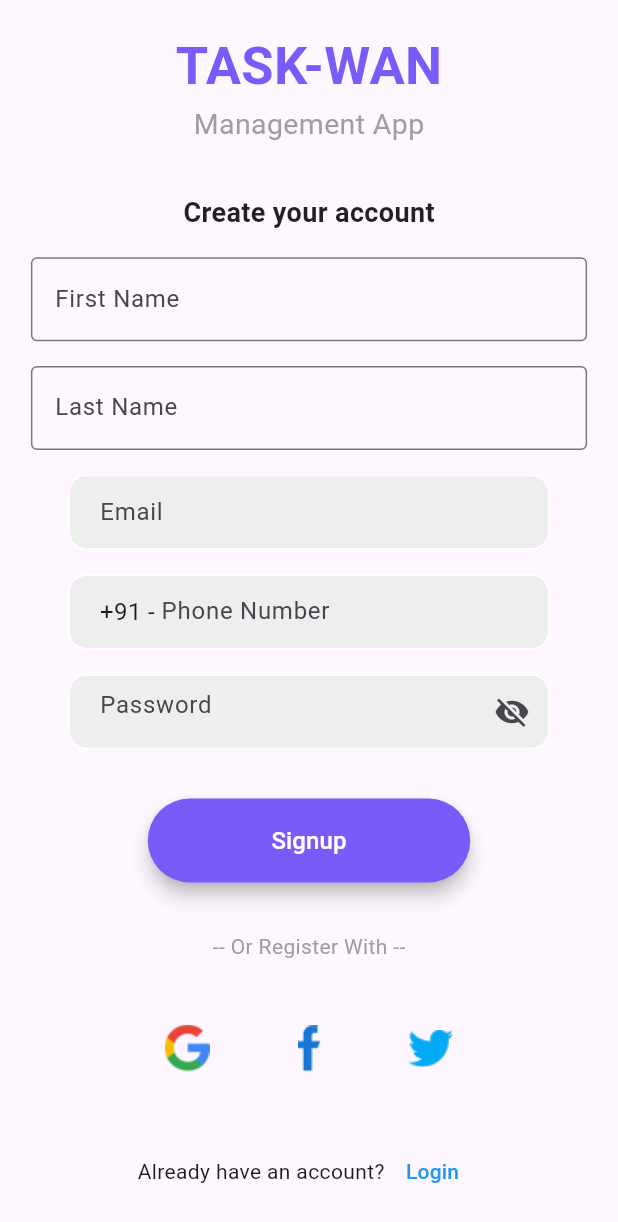
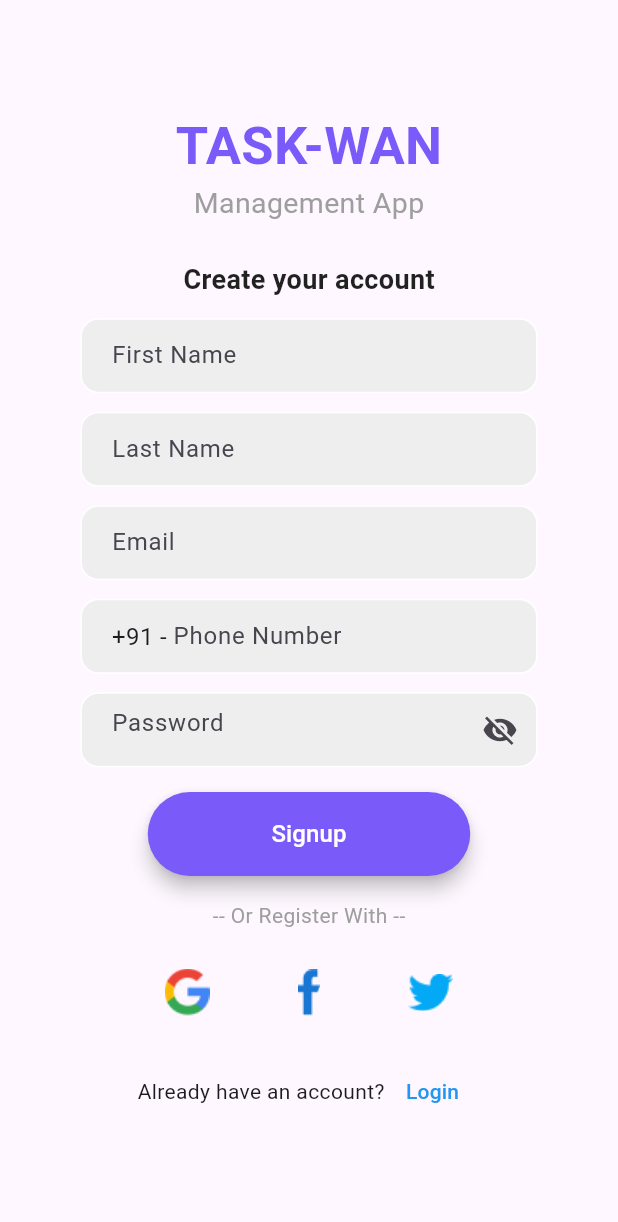
Before and after one commit to ritz-17/Task-mvp, a Flutter app: the screen it shows after launch, on a phone screen of 412 x 824 dp. Shown: the top 1222 px of the screen. Run offline on Flutter 3.47's test engine with Material 3 defaults, Android fonts, the phone set to English and light mode, and no system bars; our stand-ins replace circular_countdown_timer, country_picker, hive, hive_flutter, image_picker, pinput; accounts and stored records are empty.

Commit message:
Solved UI issues

```diff
--- a/lib/main.dart
+++ b/lib/main.dart
@@ -11,7 +11,6 @@ import 'package:task_mvp/screens/signup_screen.dart';
 import 'package:task_mvp/screens/splashScreen.dart';
 import 'package:task_mvp/screens/verification_screen.dart';
 import 'package:task_mvp/screens/verified_screen.dart';
-
 
 void main() async {
   WidgetsFlutterBinding.ensureInitialized();
--- a/lib/screens/register_screen.dart
+++ b/lib/screens/register_screen.dart
@@ -172,6 +172,7 @@ class _RegisterScreenState extends State<RegisterScreen> {
 
   void sendPhoneNumber() {
     final ap = Provider.of<AuthProvider>(context, listen: false);
+    // ignore: unused_local_variable
     String phoneNumber = phoneController.text.trim();
     // ap.signInWithPhone(context, "+${selectedCountry.phoneCode}$phoneNumber");
   }
--- a/lib/screens/signup_screen.dart
+++ b/lib/screens/signup_screen.dart
@@ -47,6 +47,8 @@ class _SignupPageState extends State<SignupPage> {
               padding: EdgeInsets.symmetric(horizontal: screenWidth * 0.05),
               child: Form(
                 key: _formKey,
+                child: Padding(
+                  padding: const EdgeInsets.all(8.0),
                   child: Column(
                     mainAxisAlignment: MainAxisAlignment.center,
                     crossAxisAlignment: CrossAxisAlignment.start,
@@ -73,7 +75,7 @@ class _SignupPageState extends State<SignupPage> {
                           ],
                         ),
                       ),
-                    SizedBox(height: screenHeight * 0.04),
+                      SizedBox(height: screenHeight * 0.03),
 
                       //------------------- Create Your Account ------------------
                       Center(
@@ -86,15 +88,12 @@ class _SignupPageState extends State<SignupPage> {
                           ),
                         ),
                       ),
-                    SizedBox(height: screenHeight * 0.02),
+                      SizedBox(height: screenHeight * 0.015),
 
                       //------------------- First Name Field ---------------------
-                    TextFormField(
+                      LoginTextField(
                         controller: fNameController,
-                      decoration: const InputDecoration(
                         hintText: 'First Name',
-                        border: OutlineInputBorder(),
-                      ),
                         validator: (value) {
                           if (value == null || value.isEmpty) {
                             return 'Please enter your First Name';
@@ -102,15 +101,13 @@ class _SignupPageState extends State<SignupPage> {
                           return null;
                         },
                       ),
-                    SizedBox(height: screenHeight * 0.02),
+                      SizedBox(height: screenHeight * 0.015),
 
                       //------------------- Last Name Field ----------------------
-                    TextFormField(
+
+                      LoginTextField(
                         controller: lNameController,
-                      decoration: const InputDecoration(
-                        hintText: 'Last Name',
-                        border: OutlineInputBorder(),
-                      ),
+                        hintText: "Last Name",
                         validator: (value) {
                           if (value == null || value.isEmpty) {
                             return 'Please enter your Last Name';
@@ -118,7 +115,7 @@ class _SignupPageState extends State<SignupPage> {
                           return null;
                         },
                       ),
-                    SizedBox(height: screenHeight * 0.02),
+                      SizedBox(height: screenHeight * 0.015),
 
                       //------------------- Email Field --------------------------
                       LoginTextField(
@@ -131,7 +128,7 @@ class _SignupPageState extends State<SignupPage> {
                           return null;
                         },
                       ),
-                    SizedBox(height: screenHeight * 0.02),
+                      SizedBox(height: screenHeight * 0.015),
 
                       //------------------- Phone Field --------------------------
                       PhoneNumberField(
@@ -146,7 +143,7 @@ class _SignupPageState extends State<SignupPage> {
                           return null;
                         },
                       ),
-                    SizedBox(height: screenHeight * 0.02),
+                      SizedBox(height: screenHeight * 0.015),
 
                       //------------------- Password Field -----------------------
                       PasswordTextField(
@@ -159,7 +156,7 @@ class _SignupPageState extends State<SignupPage> {
                           return null;
                         },
                       ),
-                    SizedBox(height: screenHeight * 0.04),
+                      SizedBox(height: screenHeight * 0.02),
 
                       //------------------- Signup Button ------------------------
                       Center(
@@ -182,11 +179,13 @@ class _SignupPageState extends State<SignupPage> {
                                               lNameController.text,
                                               "password",
                                               passwordController.text);
-                                    showSnackBar(context, 'Signup Successful');
+                                      showSnackBar(
+                                          context, 'Signup Successful');
                                       Navigator.pushReplacement(
                                         context,
                                         MaterialPageRoute(
-                                          builder: (context) => const NavBar()),
+                                            builder: (context) =>
+                                                const NavBar()),
                                       );
                                     } catch (e) {
                                       showSnackBar(context,
@@ -199,7 +198,8 @@ class _SignupPageState extends State<SignupPage> {
                                   }
                                 },
                                 style: ElevatedButton.styleFrom(
-                                backgroundColor: Theme.of(context).primaryColor,
+                                  backgroundColor:
+                                      Theme.of(context).primaryColor,
                                   padding: EdgeInsets.symmetric(
                                     horizontal: screenWidth * 0.2,
                                     vertical: screenHeight * 0.02,
@@ -218,7 +218,7 @@ class _SignupPageState extends State<SignupPage> {
                                 ),
                               ),
                       ),
-                    SizedBox(height: screenHeight * 0.04),
+                      SizedBox(height: screenHeight * 0.02),
 
                       //------------------- Social Login -------------------------
                       Center(
@@ -227,7 +227,7 @@ class _SignupPageState extends State<SignupPage> {
                           style: TextStyle(color: Colors.grey),
                         ),
                       ),
-                    SizedBox(height: screenHeight * 0.02),
+                      // SizedBox(height: screenHeight * 0.01),
                       Row(
                         mainAxisAlignment: MainAxisAlignment.center,
                         children: [
@@ -239,7 +239,7 @@ class _SignupPageState extends State<SignupPage> {
                         ],
                       ),
 
-                    SizedBox(height: screenHeight * 0.02),
+                      SizedBox(height: screenHeight * 0.001),
 
                       //----------------- Already Have Account -------------------
                       Row(
@@ -264,6 +264,7 @@ class _SignupPageState extends State<SignupPage> {
             ),
           ),
         ),
+      ),
     );
   }
 }
--- a/lib/screens/splashScreen.dart
+++ b/lib/screens/splashScreen.dart
@@ -2,7 +2,6 @@ import 'dart:async';
 
 import 'package:flutter/material.dart';
 import 'package:provider/provider.dart';
-import 'package:task_mvp/screens/register_screen.dart';
 import 'package:task_mvp/screens/signup_screen.dart';
 import 'package:task_mvp/utils/bottom_navigation_bar.dart';
 
```
Lines whose indentation alone changed are shown as unchanged.
